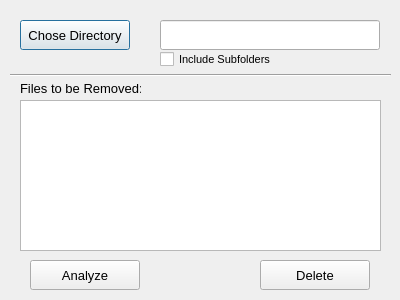
First picture: the form in project/main_window.ui, repository ivstarkov/CS50-Final-Project, before the edit.
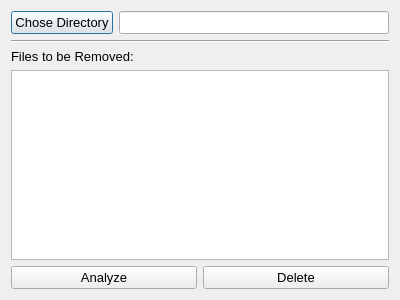
Second picture: the form after the edit.

Diff of the .ui file:
```diff
--- a/project/main_window.ui
+++ b/project/main_window.ui
@@ -10,18 +10,20 @@
     <height>300</height>
    </rect>
   </property>
+  <property name="minimumSize">
+   <size>
+    <width>300</width>
+    <height>150</height>
+   </size>
+  </property>
   <property name="windowTitle">
    <string>Duplicate Remover</string>
   </property>
+  <layout class="QVBoxLayout" name="verticalLayout">
+   <item>
+    <layout class="QHBoxLayout" name="horizontalLayout">
+     <item>
   <widget class="QPushButton" name="browse_btn">
-   <property name="geometry">
-    <rect>
-     <x>20</x>
-     <y>20</y>
-     <width>110</width>
-     <height>30</height>
-    </rect>
-   </property>
    <property name="font">
     <font>
      <pointsize>10</pointsize>
@@ -31,114 +33,27 @@
     <string>Chose Directory</string>
    </property>
   </widget>
+     </item>
+     <item>
   <widget class="QLineEdit" name="dir_name">
-   <property name="geometry">
-    <rect>
-     <x>160</x>
-     <y>20</y>
-     <width>220</width>
-     <height>30</height>
-    </rect>
-   </property>
    <property name="font">
     <font>
      <pointsize>10</pointsize>
     </font>
    </property>
   </widget>
-  <widget class="QCheckBox" name="checkBox">
-   <property name="geometry">
-    <rect>
-     <x>160</x>
-     <y>50</y>
-     <width>118</width>
-     <height>19</height>
-    </rect>
-   </property>
-   <property name="font">
-    <font>
-     <pointsize>8</pointsize>
-     <kerning>true</kerning>
-    </font>
-   </property>
-   <property name="text">
-    <string>Include Subfolders</string>
-   </property>
-   <property name="iconSize">
-    <size>
-     <width>16</width>
-     <height>16</height>
-    </size>
-   </property>
-  </widget>
-  <widget class="QPushButton" name="analyze_btn">
-   <property name="geometry">
-    <rect>
-     <x>30</x>
-     <y>260</y>
-     <width>110</width>
-     <height>30</height>
-    </rect>
-   </property>
-   <property name="font">
-    <font>
-     <pointsize>10</pointsize>
-    </font>
-   </property>
-   <property name="text">
-    <string>Analyze</string>
-   </property>
-  </widget>
-  <widget class="QPushButton" name="delete_btn">
-   <property name="geometry">
-    <rect>
-     <x>260</x>
-     <y>260</y>
-     <width>110</width>
-     <height>30</height>
-    </rect>
-   </property>
-   <property name="font">
-    <font>
-     <pointsize>10</pointsize>
-    </font>
-   </property>
-   <property name="text">
-    <string>Delete</string>
-   </property>
-  </widget>
+     </item>
+    </layout>
+   </item>
+   <item>
   <widget class="Line" name="line">
-   <property name="geometry">
-    <rect>
-     <x>10</x>
-     <y>65</y>
-     <width>381</width>
-     <height>20</height>
-    </rect>
-   </property>
    <property name="orientation">
     <enum>Qt::Horizontal</enum>
    </property>
   </widget>
-  <widget class="QListWidget" name="listWidget">
-   <property name="geometry">
-    <rect>
-     <x>20</x>
-     <y>100</y>
-     <width>361</width>
-     <height>151</height>
-    </rect>
-   </property>
-  </widget>
+   </item>
+   <item>
   <widget class="QLabel" name="label">
-   <property name="geometry">
-    <rect>
-     <x>20</x>
-     <y>80</y>
-     <width>121</width>
-     <height>16</height>
-    </rect>
-   </property>
    <property name="font">
     <font>
      <pointsize>10</pointsize>
@@ -148,6 +63,46 @@
     <string>Files to be Removed:</string>
    </property>
   </widget>
+   </item>
+   <item>
+    <widget class="QListWidget" name="listWidget">
+     <property name="minimumSize">
+      <size>
+       <width>0</width>
+       <height>0</height>
+      </size>
+     </property>
+    </widget>
+   </item>
+   <item>
+    <layout class="QHBoxLayout" name="horizontalLayout_2">
+     <item>
+      <widget class="QPushButton" name="analyze_btn">
+       <property name="font">
+        <font>
+         <pointsize>10</pointsize>
+        </font>
+       </property>
+       <property name="text">
+        <string>Analyze</string>
+       </property>
+      </widget>
+     </item>
+     <item>
+      <widget class="QPushButton" name="delete_btn">
+       <property name="font">
+        <font>
+         <pointsize>10</pointsize>
+        </font>
+       </property>
+       <property name="text">
+        <string>Delete</string>
+       </property>
+      </widget>
+     </item>
+    </layout>
+   </item>
+  </layout>
  </widget>
  <resources/>
  <connections/>
```
Lines whose indentation alone changed are shown as unchanged.
